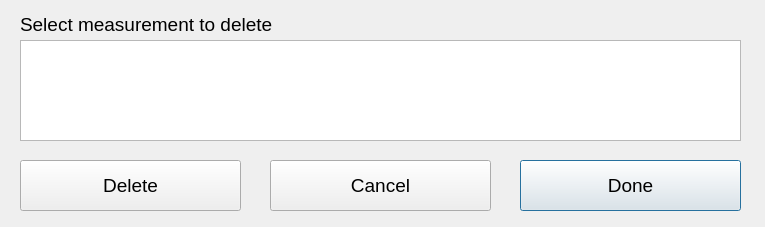
This is ui/SpecimenDelDlg.ui in guyuhong/CLAMS as Qt 5 draws it before an edit. The edited form follows.
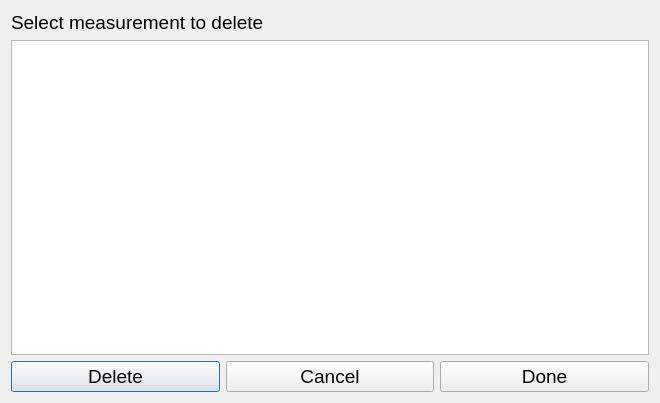
This is the edited form.

Diff of the .ui file:
```diff
--- a/ui/SpecimenDelDlg.ui
+++ b/ui/SpecimenDelDlg.ui
@@ -6,22 +6,42 @@
    <rect>
     <x>0</x>
     <y>0</y>
-    <width>765</width>
-    <height>227</height>
+    <width>660</width>
+    <height>403</height>
    </rect>
   </property>
   <property name="windowTitle">
    <string>Delete Specimen</string>
   </property>
+  <layout class="QVBoxLayout" name="verticalLayout">
+   <item>
+    <layout class="QGridLayout" name="gridLayout">
+     <item row="2" column="0">
+      <widget class="QPushButton" name="delBtn">
+       <property name="font">
+        <font>
+         <pointsize>14</pointsize>
+        </font>
+       </property>
+       <property name="text">
+        <string>Delete</string>
+       </property>
+      </widget>
+     </item>
+     <item row="1" column="0" colspan="3">
+      <widget class="QTableWidget" name="delSpecimen">
+       <property name="font">
+        <font>
+         <pointsize>24</pointsize>
+        </font>
+       </property>
+       <property name="selectionBehavior">
+        <enum>QAbstractItemView::SelectColumns</enum>
+       </property>
+      </widget>
+     </item>
+     <item row="2" column="2">
   <widget class="QPushButton" name="okBtn">
-   <property name="geometry">
-    <rect>
-     <x>520</x>
-     <y>160</y>
-     <width>221</width>
-     <height>51</height>
-    </rect>
-   </property>
    <property name="font">
     <font>
      <pointsize>14</pointsize>
@@ -31,15 +51,9 @@
     <string>Done</string>
    </property>
   </widget>
+     </item>
+     <item row="2" column="1">
   <widget class="QPushButton" name="cancelBtn">
-   <property name="geometry">
-    <rect>
-     <x>270</x>
-     <y>160</y>
-     <width>221</width>
-     <height>51</height>
-    </rect>
-   </property>
    <property name="font">
     <font>
      <pointsize>14</pointsize>
@@ -49,15 +63,9 @@
     <string>Cancel</string>
    </property>
   </widget>
+     </item>
+     <item row="0" column="0" colspan="2">
   <widget class="QLabel" name="label">
-   <property name="geometry">
-    <rect>
-     <x>20</x>
-     <y>9</y>
-     <width>301</width>
-     <height>31</height>
-    </rect>
-   </property>
    <property name="font">
     <font>
      <pointsize>14</pointsize>
@@ -69,42 +77,12 @@
     <string>Select measurement to delete</string>
    </property>
   </widget>
-  <widget class="QTableWidget" name="delSpecimen">
-   <property name="geometry">
-    <rect>
-     <x>20</x>
-     <y>40</y>
-     <width>721</width>
-     <height>101</height>
-    </rect>
-   </property>
-   <property name="font">
-    <font>
-     <pointsize>24</pointsize>
-    </font>
-   </property>
-   <property name="selectionBehavior">
-    <enum>QAbstractItemView::SelectColumns</enum>
-   </property>
-  </widget>
-  <widget class="QPushButton" name="delBtn">
-   <property name="geometry">
-    <rect>
-     <x>20</x>
-     <y>160</y>
-     <width>221</width>
-     <height>51</height>
-    </rect>
-   </property>
-   <property name="font">
-    <font>
-     <pointsize>14</pointsize>
-    </font>
-   </property>
-   <property name="text">
-    <string>Delete</string>
-   </property>
-  </widget>
+     </item>
+    </layout>
+   </item>
+  </layout>
+  <zorder>gridLayoutWidget</zorder>
+  <zorder>label</zorder>
  </widget>
  <resources/>
  <connections/>
```
Lines whose indentation alone changed are shown as unchanged.
